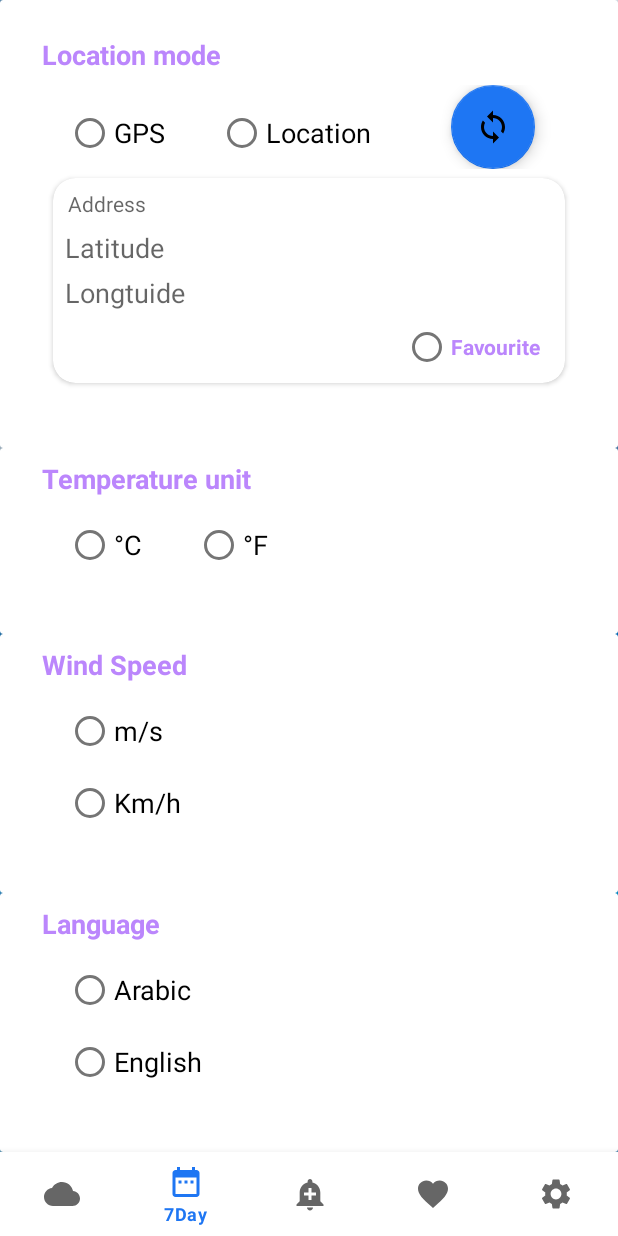
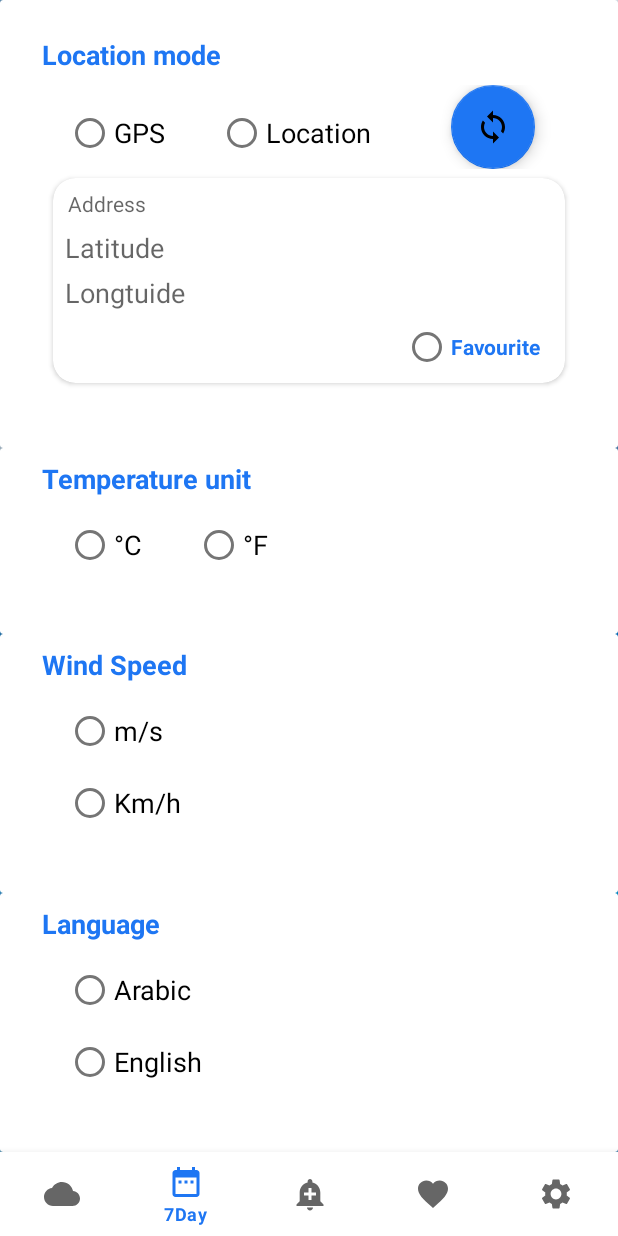
Before and after one commit to esraakhaled/WeatherApplication11, an Android app: the SettingWeather screen opened through its navigation route, item 2 of the bottom bar chosen, on a phone screen of 412 x 824 dp. Run offline under Robolectric (Android 15) with nearby library versions, the phone set to English and light mode, and no system bars; our stand-ins replace navigation-ui; 1 statement that could not run was skipped.

Commit message:
fixing some bugs

```diff
--- a/app/src/main/res/layout/alert_item.xml
+++ b/app/src/main/res/layout/alert_item.xml
@@ -10,7 +10,7 @@
         android:layout_margin="8dp">
 
         <androidx.constraintlayout.widget.ConstraintLayout
-            android:background="#FFBB86FC"
+            android:background="#2196F3"
             android:layout_width="match_parent"
             android:layout_height="match_parent">
 
--- a/app/src/main/res/layout/fragment_setting_weather.xml
+++ b/app/src/main/res/layout/fragment_setting_weather.xml
@@ -42,7 +42,7 @@
                         android:layout_height="wrap_content"
                         android:layout_margin="8dp"
                         android:text="@string/location_mode"
-                        android:textColor="@color/purpleText"
+                        android:textColor="@color/blue"
                         android:textSize="18dp"
                         android:textStyle="bold"
                         app:layout_constraintStart_toStartOf="parent"
@@ -156,9 +156,9 @@
                                 android:layout_width="wrap_content"
                                 android:layout_height="wrap_content"
                                 android:layout_marginEnd="16dp"
-                                android:shadowColor="@color/colorAccent"
+                                android:shadowColor="@color/blue"
                                 android:text="@string/favourite"
-                                android:textColor="@color/purpleText"
+                                android:textColor="@color/blue"
                                 android:textStyle="bold"
                                 app:layout_constraintEnd_toEndOf="parent"
                                 app:layout_constraintTop_toBottomOf="@+id/tvLon" />
@@ -193,7 +193,7 @@
                         android:layout_height="wrap_content"
                         android:layout_margin="8dp"
                         android:text="@string/temperature_unit"
-                        android:textColor="@color/purpleText"
+                        android:textColor="@color/blue"
                         android:textSize="18dp"
                         android:textStyle="bold"
                         app:layout_constraintStart_toStartOf="parent"
@@ -251,7 +251,7 @@
                         android:layout_height="wrap_content"
                         android:layout_margin="8dp"
                         android:text="@string/wind_speed"
-                        android:textColor="@color/purpleText"
+                        android:textColor="@color/blue"
                         android:textSize="18dp"
                         android:textStyle="bold"
                         app:layout_constraintStart_toStartOf="parent"
@@ -307,7 +307,7 @@
                         android:layout_height="wrap_content"
                         android:layout_margin="8dp"
                         android:text="@string/language"
-                        android:textColor="@color/purpleText"
+                        android:textColor="@color/blue"
                         android:textSize="18dp"
                         android:textStyle="bold"
                         app:layout_constraintStart_toStartOf="parent"
```
